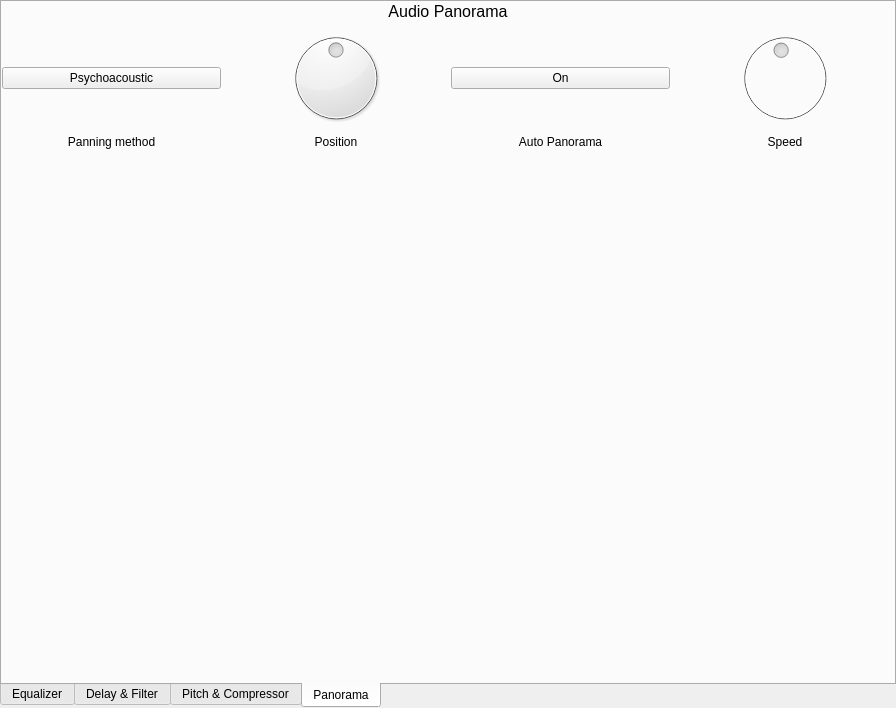
Old version of the form forms/effectstab.ui in the repository 3d2069940/player.
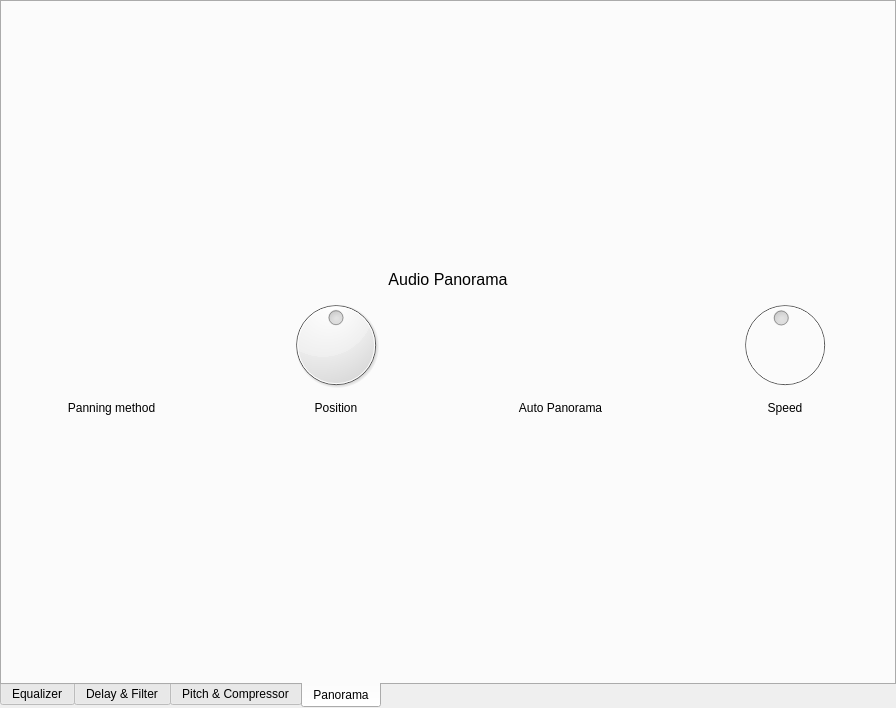
New version of the form. The open tabs and pages were chosen to show the change. Custom widgets are drawn as their Qt base class.

Patch:
```diff
--- a/forms/effectstab.ui
+++ b/forms/effectstab.ui
@@ -1763,23 +1763,8 @@
        <property name="bottomMargin">
         <number>0</number>
        </property>
-       <item row="0" column="0">
-        <widget class="QLabel" name="panoramaAudioPanoramaLabel_2">
-         <property name="font">
-          <font>
-           <pointsize>12</pointsize>
-          </font>
-         </property>
-         <property name="text">
-          <string>Audio Panorama</string>
-         </property>
-         <property name="alignment">
-          <set>Qt::AlignCenter</set>
-         </property>
-        </widget>
-       </item>
-       <item row="2" column="0">
-        <spacer name="panoramaVSpacer_2">
+       <item row="3" column="0">
+        <spacer name="panoramaVSpacer_1">
          <property name="orientation">
           <enum>Qt::Vertical</enum>
          </property>
@@ -1791,8 +1776,8 @@
          </property>
         </spacer>
        </item>
-       <item row="1" column="0">
-        <layout class="QHBoxLayout" name="panoramaLayout_2">
+       <item row="2" column="0">
+        <layout class="QHBoxLayout" name="panoramaLayout">
          <item>
           <layout class="QVBoxLayout" name="panoramaPanMethodLayout_2">
            <item>
@@ -1812,14 +1797,7 @@
             </spacer>
            </item>
            <item>
-            <widget class="QPushButton" name="panoramaPanningMethodButton_2">
-             <property name="focusPolicy">
-              <enum>Qt::TabFocus</enum>
-             </property>
-             <property name="text">
-              <string>Psychoacoustic</string>
-             </property>
-            </widget>
+            <widget class="ToggleButton" name="panoramaPanningMethodButton" native="true"/>
            </item>
            <item>
             <spacer name="panoramaPanVSpacer_6">
@@ -1919,14 +1897,7 @@
             </spacer>
            </item>
            <item>
-            <widget class="QPushButton" name="panoramaAutoPanoramaButton_2">
-             <property name="focusPolicy">
-              <enum>Qt::TabFocus</enum>
-             </property>
-             <property name="text">
-              <string>On</string>
-             </property>
-            </widget>
+            <widget class="ToggleButton" name="panoramaAutoPanoramaButton" native="true"/>
            </item>
            <item>
             <spacer name="panoramaPanVSpacer_8">
@@ -2009,6 +1980,34 @@
          </item>
         </layout>
        </item>
+       <item row="1" column="0">
+        <widget class="QLabel" name="panoramaAudioPanoramaLabel">
+         <property name="font">
+          <font>
+           <pointsize>12</pointsize>
+          </font>
+         </property>
+         <property name="text">
+          <string>Audio Panorama</string>
+         </property>
+         <property name="alignment">
+          <set>Qt::AlignCenter</set>
+         </property>
+        </widget>
+       </item>
+       <item row="0" column="0">
+        <spacer name="panoramaVSpacer_2">
+         <property name="orientation">
+          <enum>Qt::Vertical</enum>
+         </property>
+         <property name="sizeHint" stdset="0">
+          <size>
+           <width>20</width>
+           <height>40</height>
+          </size>
+         </property>
+        </spacer>
+       </item>
       </layout>
      </widget>
     </widget>
```
Left out of the diff: 82 changed lines with no effect on the pictures.
